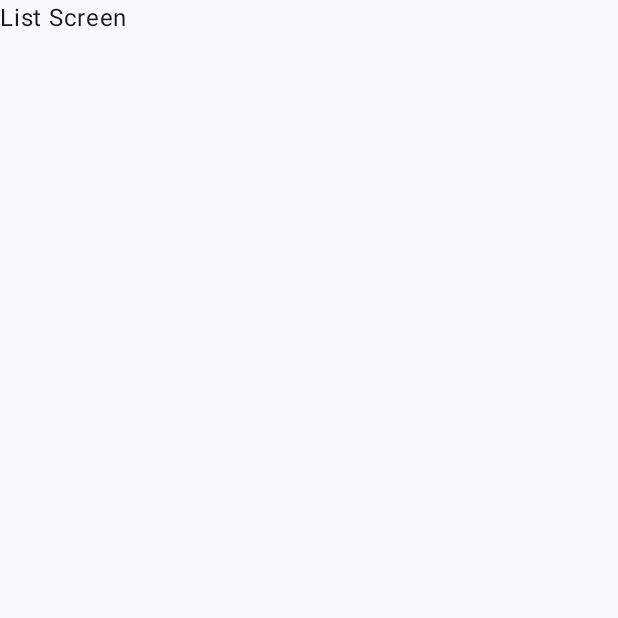
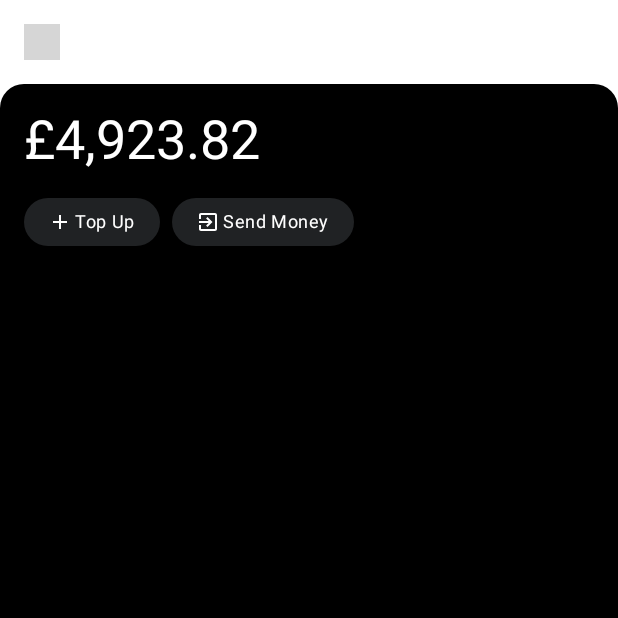
Before and after one commit to indecisive-m/compose-ui-practice, an Android app built with Jetpack Compose: the TransactionsList screen opened through its navigation route, on a phone screen of 412 x 824 dp, the top half of it. Before the commit the part shown is almost empty. Run offline under Robolectric (Android 15) with nearby library versions, the phone set to English and light mode, and no system bars; grey boxes are pictures that could not be loaded.

Commit message:
Started work on TransactionListScreen

```diff
--- a/app/src/main/java/com/example/ui_practice/navigation/NavHost.kt
+++ b/app/src/main/java/com/example/ui_practice/navigation/NavHost.kt
@@ -6,9 +6,9 @@ import androidx.navigation.compose.NavHost
 import androidx.navigation.compose.composable
 import androidx.navigation.compose.rememberNavController
 import androidx.navigation.navigation
-import com.example.ui_practice.ui.screens.Start.StartScreenRoot
 import com.example.ui_practice.ui.screens.TransactionDetailsScreenRoot
-import com.example.ui_practice.ui.screens.TransactionListScreenRoot
+import com.example.ui_practice.ui.screens.start.StartScreenRoot
+import com.example.ui_practice.ui.screens.transaction_list.TransactionListScreenRoot
 
 
 ////// Add Kotlinx Serialization And change from routes to serializable routes like in the video
--- a/app/src/main/java/com/example/ui_practice/ui/screens/TransactionListScreen.kt
+++ /dev/null
@@ -1,17 +0,0 @@
-package com.example.ui_practice.ui.screens
-
-import androidx.compose.material3.Text
-import androidx.compose.runtime.Composable
-import androidx.compose.ui.Modifier
-
-
-@Composable
-fun TransactionListScreenRoot(){
-    TransactionListScreen()
-}
-
-@Composable
-private fun TransactionListScreen(modifier: Modifier = Modifier) {
-    Text("List Screen")
-
-}
--- /dev/null
+++ b/app/src/main/java/com/example/ui_practice/ui/screens/transaction_list/TransactionListScreen.kt
@@ -0,0 +1,46 @@
+package com.example.ui_practice.ui.screens.transaction_list
+
+import androidx.compose.foundation.background
+import androidx.compose.foundation.layout.Box
+import androidx.compose.foundation.layout.Column
+import androidx.compose.foundation.layout.fillMaxSize
+import androidx.compose.runtime.Composable
+import androidx.compose.ui.Modifier
+import androidx.compose.ui.graphics.Color
+import androidx.compose.ui.tooling.preview.Preview
+import com.example.ui_practice.ui.screens.transaction_list.components.AccountBalance
+import com.example.ui_practice.ui.screens.transaction_list.components.AvatarBar
+import com.example.ui_practice.ui.theme.UipracticeTheme
+
+
+@Composable
+fun TransactionListScreenRoot() {
+    TransactionListScreen()
+}
+
+@Composable
+private fun TransactionListScreen(modifier: Modifier = Modifier) {
+    Column(
+        modifier = Modifier
+            .fillMaxSize()
+            .background(Color.White)
+    ) {
+        AvatarBar()
+        AccountBalance()
+
+
+
+    }
+
+    }
+
+
+
+
+@Preview(showBackground = true)
+@Composable
+fun TransactionListScreenPreview() {
+    UipracticeTheme {
+        TransactionListScreen()
+    }
+}
--- /dev/null
+++ b/app/src/main/java/com/example/ui_practice/ui/screens/transaction_list/components/AccountBalance.kt
@@ -0,0 +1,98 @@
+package com.example.ui_practice.ui.screens.transaction_list.components
+
+import androidx.compose.foundation.background
+import androidx.compose.foundation.layout.Column
+import androidx.compose.foundation.layout.Row
+import androidx.compose.foundation.layout.Spacer
+import androidx.compose.foundation.layout.fillMaxSize
+import androidx.compose.foundation.layout.height
+import androidx.compose.foundation.layout.padding
+import androidx.compose.foundation.layout.size
+import androidx.compose.foundation.layout.width
+import androidx.compose.foundation.shape.RoundedCornerShape
+import androidx.compose.material.icons.Icons
+import androidx.compose.material.icons.automirrored.filled.ExitToApp
+import androidx.compose.material.icons.filled.Add
+import androidx.compose.material3.Icon
+import androidx.compose.material3.MaterialTheme
+import androidx.compose.material3.Text
+import androidx.compose.runtime.Composable
+import androidx.compose.ui.Modifier
+import androidx.compose.ui.draw.clip
+import androidx.compose.ui.graphics.Color
+import androidx.compose.ui.res.stringResource
+import androidx.compose.ui.tooling.preview.Preview
+import androidx.compose.ui.unit.dp
+import com.example.ui_practice.R
+import com.example.ui_practice.ui.theme.UipracticeTheme
+
+@Composable
+fun AccountBalance(modifier: Modifier = Modifier) {
+    Column(
+        modifier = modifier
+            .clip(
+                RoundedCornerShape(
+                    topStart = 16.dp,
+                    topEnd = 16.dp
+                )
+            )
+            .fillMaxSize()
+            .background(Color.Black)
+            .padding(16.dp)
+    ) {
+        Text(
+            text = "£4,923.82",
+            style = MaterialTheme.typography.displaySmall,
+            color = Color.White
+        )
+        Spacer(modifier = Modifier.height(16.dp))
+        Row(
+        ) {
+            CardChip(
+                chipContent = {
+                    Icon(
+                        imageVector = Icons.Default.Add,
+                        contentDescription = null,
+                        tint = Color.White,
+                        modifier = Modifier.size(16.dp)
+                    )
+                    Spacer(modifier = Modifier.width(2.dp))
+                    Text(
+                        text = stringResource(R.string.top_up),
+                        style = MaterialTheme.typography.bodySmall,
+                        color = Color.White
+                    )
+
+                })
+            Spacer(modifier = Modifier.width(8.dp))
+
+            CardChip(
+                chipContent = {
+                    Icon(
+                        imageVector = Icons.AutoMirrored.Default.ExitToApp,
+                        contentDescription = null,
+                        tint = Color.White,
+                        modifier = Modifier.size(16.dp)
+                    )
+                    Spacer(modifier = Modifier.width(2.dp))
+                    Text(
+                        text = stringResource(R.string.send_money),
+                        style = MaterialTheme.typography.bodySmall,
+                        color = Color.White
+                    )
+
+                })
+        }
+
+    }
+
+}
+
+
+@Preview(showBackground = false)
+@Composable
+fun AccountBalancePreview() {
+    UipracticeTheme {
+        AccountBalance()
+    }
+}
--- /dev/null
+++ b/app/src/main/java/com/example/ui_practice/ui/screens/transaction_list/components/AvatarBar.kt
@@ -0,0 +1,86 @@
+package com.example.ui_practice.ui.screens.transaction_list.components
+
+import androidx.compose.foundation.Image
+import androidx.compose.foundation.border
+import androidx.compose.foundation.layout.Arrangement
+import androidx.compose.foundation.layout.Row
+import androidx.compose.foundation.layout.Spacer
+import androidx.compose.foundation.layout.fillMaxWidth
+import androidx.compose.foundation.layout.padding
+import androidx.compose.foundation.layout.size
+import androidx.compose.foundation.layout.width
+import androidx.compose.foundation.shape.RoundedCornerShape
+import androidx.compose.material.icons.Icons
+import androidx.compose.material.icons.automirrored.filled.KeyboardArrowRight
+import androidx.compose.material.icons.filled.Search
+import androidx.compose.material3.Icon
+import androidx.compose.material3.MaterialTheme
+import androidx.compose.material3.Text
+import androidx.compose.runtime.Composable
+import androidx.compose.ui.Alignment
+import androidx.compose.ui.Modifier
+import androidx.compose.ui.draw.clip
+import androidx.compose.ui.graphics.Color
+import androidx.compose.ui.layout.ContentScale
+import androidx.compose.ui.res.painterResource
+import androidx.compose.ui.res.stringResource
+import androidx.compose.ui.tooling.preview.Preview
+import androidx.compose.ui.unit.dp
+import com.example.ui_practice.R
+import com.example.ui_practice.ui.theme.UipracticeTheme
+
+@Composable
+fun AvatarBar(
+    modifier: Modifier = Modifier
+) {
+    Row(
+        verticalAlignment = Alignment.CenterVertically,
+        horizontalArrangement = Arrangement.SpaceBetween,
+        modifier = modifier
+            .fillMaxWidth()
+            .padding(16.dp)
+    ) {
+        Row(
+            verticalAlignment = Alignment.CenterVertically
+        ) {
+            Image(
+                painter = painterResource(R.drawable.avatar_2),
+                contentDescription = stringResource(R.string.avatar),
+                contentScale = ContentScale.Crop,
+                modifier = Modifier
+                    .clip(RoundedCornerShape(100.dp))
+                    .size(24.dp)
+
+            )
+            Spacer(modifier = Modifier.width(8.dp))
+            Text(
+                text = "Mike Watkins",
+                style = MaterialTheme.typography.bodySmall,
+                color = Color.White
+            )
+            Spacer(modifier = Modifier.width(4.dp))
+            Icon(
+                imageVector = Icons.AutoMirrored.Default.KeyboardArrowRight,
+                contentDescription = null,
+                tint = Color.White,
+                modifier = Modifier.size(16.dp)
+
+            )
+        }
+        Icon(
+            imageVector = Icons.Default.Search,
+            contentDescription = stringResource(R.string.search),
+            tint = Color.White,
+            modifier = Modifier.size(16.dp)
+
+        )
+    }
+}
+
+@Preview(showBackground = false)
+@Composable
+fun AvatarBarPreview() {
+    UipracticeTheme {
+        AvatarBar()
+    }
+}
--- /dev/null
+++ b/app/src/main/java/com/example/ui_practice/ui/screens/transaction_list/components/CardChip.kt
@@ -0,0 +1,42 @@
+package com.example.ui_practice.ui.screens.transaction_list.components
+
+import androidx.compose.foundation.background
+import androidx.compose.foundation.layout.Arrangement
+import androidx.compose.foundation.layout.Box
+import androidx.compose.foundation.layout.Row
+import androidx.compose.foundation.layout.RowScope
+import androidx.compose.foundation.layout.padding
+import androidx.compose.foundation.shape.RoundedCornerShape
+import androidx.compose.runtime.Composable
+import androidx.compose.ui.Alignment
+import androidx.compose.ui.Modifier
+import androidx.compose.ui.draw.clip
+import androidx.compose.ui.unit.dp
+import com.example.ui_practice.ui.theme.Grey200
+
+@Composable
+fun CardChip(
+    chipContent: @Composable RowScope.() -> Unit,
+    modifier: Modifier = Modifier
+) {
+    Box(
+        modifier = Modifier
+            .clip(RoundedCornerShape(100.dp))
+            .background(Grey200)
+            .padding(
+                horizontal = 16.dp,
+                vertical = 8.dp
+            ),
+        contentAlignment = Alignment.Center
+    ) {
+        Row(
+            verticalAlignment = Alignment.CenterVertically,
+            horizontalArrangement = Arrangement.Center
+        ) {
+            chipContent()
+
+        }
+
+    }
+
+}
--- a/app/src/main/java/com/example/ui_practice/ui/theme/Color.kt
+++ b/app/src/main/java/com/example/ui_practice/ui/theme/Color.kt
@@ -10,3 +10,4 @@ val Purple40 = Color(0xFF6650a4)
 val PurpleGrey40 = Color(0xFF625b71)
 val Pink40 = Color(0xFF7D5260)
 val Grey500 = Color(0xFF5D5D5D)
+val Grey200 = Color(0xFF202224)
--- a/app/src/main/res/values/strings.xml
+++ b/app/src/main/res/values/strings.xml
@@ -5,4 +5,8 @@
     <string name="home_screen_button">Revolutionize Your Banking</string>
     <string name="home_headline_1">Bank Smarter.</string>
     <string name="home_headline_2">Quickly. Globally.</string>
+    <string name="avatar">Avatar photograph</string>
+    <string name="search">Search</string>
+    <string name="top_up">Top Up</string>
+    <string name="send_money">Send Money</string>
 </resources>
```
Also changed, not shown: app/src/main/java/com/example/ui_practice/ui/screens/Start/Components/StartButton.kt (deleted, +0 -62 lines), app/src/main/java/com/example/ui_practice/ui/screens/Start/StartScreen.kt (deleted, +0 -102 lines), app/src/main/java/com/example/ui_practice/ui/screens/start/StartScreen.kt (added, +102 -0 lines), app/src/main/java/com/example/ui_practice/ui/screens/start/components/StartButton.kt (added, +62 -0 lines), 1 other file.
